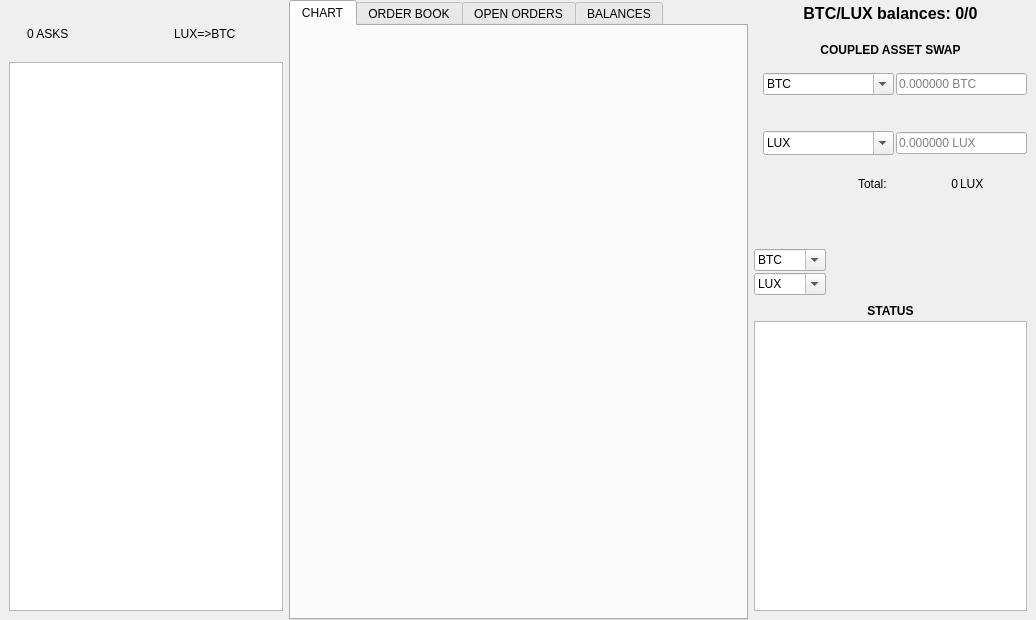
Before: the Qt Designer form src/qt/forms/luxgatedialog.ui in LUX-Core/lux, drawn with Qt 5.
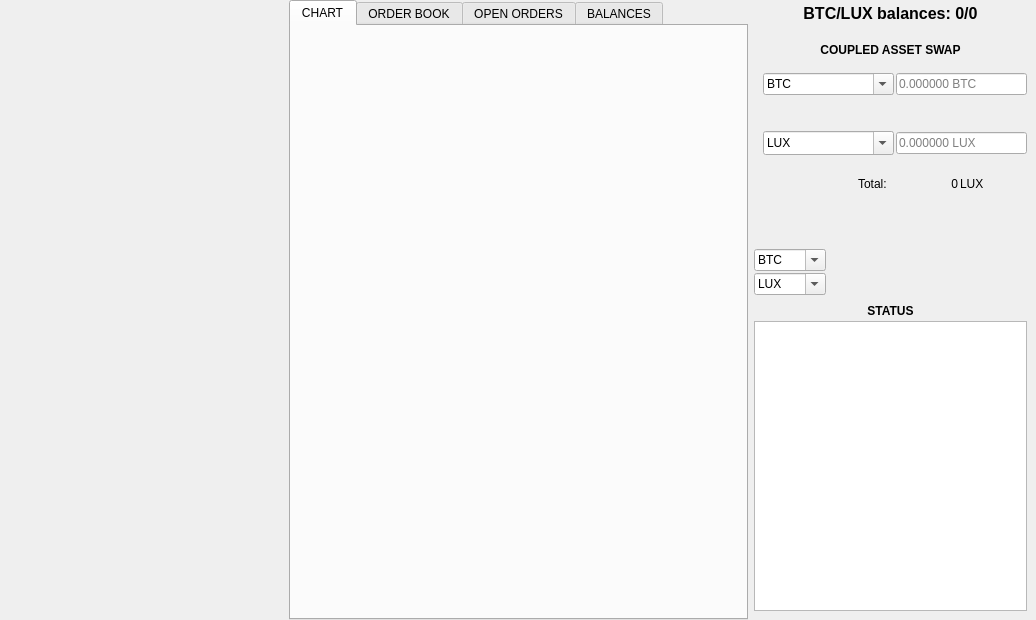
After: the same form once the commit is applied. Icons and pictures are not drawn. Custom widgets are drawn as their Qt base class.

Commit message: Luxgate gui: add asks and bids panels(filling with test data), add settings in options

```diff
--- a/src/qt/forms/luxgatedialog.ui
+++ b/src/qt/forms/luxgatedialog.ui
@@ -77,106 +77,7 @@
         <widget class="LuxgateConfigPanel" name="configpanel" native="true"/>
        </item>
        <item>
-        <widget class="QWidget" name="askpanel_2" native="true">
-         <layout class="QVBoxLayout" name="askpanel">
-          <property name="spacing">
-           <number>9</number>
-          </property>
-          <property name="leftMargin">
-           <number>0</number>
-          </property>
-          <property name="topMargin">
-           <number>3</number>
-          </property>
-          <property name="rightMargin">
-           <number>0</number>
-          </property>
-          <property name="bottomMargin">
-           <number>9</number>
-          </property>
-          <item>
-           <widget class="QWidget" name="askHeader" native="true">
-            <layout class="QHBoxLayout" name="horizontalLayout_2">
-             <property name="spacing">
-              <number>9</number>
-             </property>
-             <property name="leftMargin">
-              <number>0</number>
-             </property>
-             <property name="topMargin">
-              <number>3</number>
-             </property>
-             <property name="rightMargin">
-              <number>0</number>
-             </property>
-             <property name="bottomMargin">
-              <number>9</number>
-             </property>
-             <item>
-              <widget class="QLabel" name="label_10">
-               <property name="sizePolicy">
-                <sizepolicy hsizetype="Fixed" vsizetype="Fixed">
-                 <horstretch>0</horstretch>
-                 <verstretch>0</verstretch>
-                </sizepolicy>
-               </property>
-               <property name="minimumSize">
-                <size>
-                 <width>110</width>
-                 <height>0</height>
-                </size>
-               </property>
-               <property name="text">
-                <string>0 ASKS</string>
-               </property>
-              </widget>
-             </item>
-             <item>
-              <spacer name="horizontalSpacer_8">
-               <property name="orientation">
-                <enum>Qt::Horizontal</enum>
-               </property>
-               <property name="sizeType">
-                <enum>QSizePolicy::Fixed</enum>
-               </property>
-               <property name="sizeHint" stdset="0">
-                <size>
-                 <width>10</width>
-                 <height>20</height>
-                </size>
-               </property>
-              </spacer>
-             </item>
-             <item>
-              <widget class="QLabel" name="askNum">
-               <property name="sizePolicy">
-                <sizepolicy hsizetype="Fixed" vsizetype="Fixed">
-                 <horstretch>0</horstretch>
-                 <verstretch>0</verstretch>
-                </sizepolicy>
-               </property>
-               <property name="minimumSize">
-                <size>
-                 <width>90</width>
-                 <height>0</height>
-                </size>
-               </property>
-               <property name="text">
-                <string>LUX=&gt;BTC</string>
-               </property>
-               <property name="alignment">
-                <set>Qt::AlignLeading|Qt::AlignLeft|Qt::AlignVCenter</set>
-               </property>
-              </widget>
-             </item>
-            </layout>
-           </widget>
-          </item>
-          <item>
-           <widget class="QTableView" name="askTable"/>
-          </item>
-         </layout>
-        </widget>
+        <widget class="LuxgateAskPanel" name="askspanel" native="true"/>
        </item>
       </layout>
      </widget>
@@ -1846,6 +1747,12 @@
    <header>luxgateconfigpanel.h</header>
    <container>1</container>
   </customwidget>
+  <customwidget>
+   <class>LuxgateAskPanel</class>
+   <extends>QWidget</extends>
+   <header>luxgateaskpanel.h</header>
+   <container>1</container>
+  </customwidget>
  </customwidgets>
  <resources>
   <include location="../lux.qrc"/>
```
Left out of the diff: 16 changed lines with no effect on the pictures. The commit also changes 21 other files.
